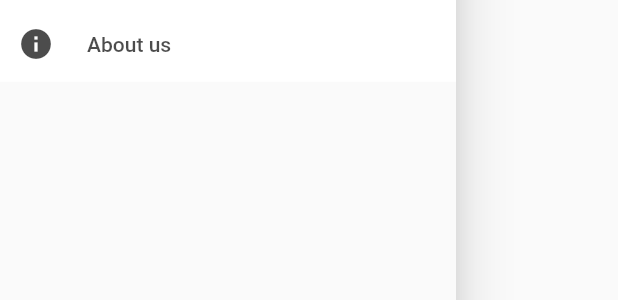
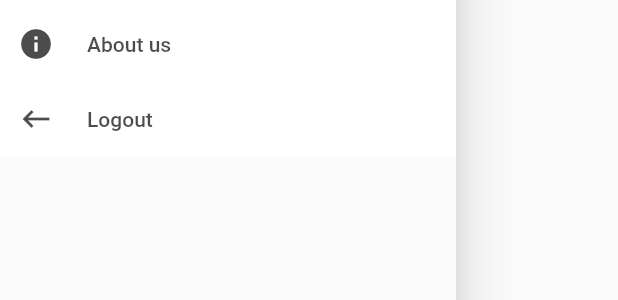
Before and after one commit to ybrut-software/zinotalens, a Flutter app: what navigationDrawer() shows on an empty page, opened directly, on a phone screen of 412 x 824 dp. Shown: the part 772-1072 px from the top of the screen. Run offline on Flutter 3.47's test engine with Material 2 defaults, Android fonts, the phone set to English and light mode, and no system bars; our stand-ins replace badges, carousel_slider, dio, flutter_screenutil, retrofit, shared_preferences and 1 more; missing offline and left inert: flutter_stripe; accounts and stored records are empty; generated files the repository leaves out were written again; network calls fail.

Commit message:
logout button

```diff
--- a/lib/database/temp_storage.dart
+++ b/lib/database/temp_storage.dart
@@ -14,4 +14,10 @@ class TempStorage {
     SharedPreferences preferences = await SharedPreferences.getInstance();
     preferences.setString(authToken, token);
   }
+
+  //clear all data in shared preference
+  static removePreferences() async {
+    SharedPreferences preferences = await SharedPreferences.getInstance();
+    preferences.remove(authToken);
+  }
 }
--- a/lib/provider/auth_provider.dart
+++ b/lib/provider/auth_provider.dart
@@ -64,4 +64,10 @@ class AuthProvider extends ChangeNotifier {
     _authToken = await TempStorage.getAuthToken();
     notifyListeners();
   }
+
+  void clearTokenProvider() {
+    TempStorage.removePreferences();
+    _authToken = "";
+    notifyListeners();
+  }
 }
--- a/lib/widgets/navigation_drawer.dart
+++ b/lib/widgets/navigation_drawer.dart
@@ -1,13 +1,18 @@
 import 'package:flutter/material.dart' hide Colors;
+import 'package:provider/provider.dart';
+import 'package:zinotalens/pages/login_page.dart';
 import 'package:zinotalens/pages/myaddress_page.dart';
 import 'package:zinotalens/pages/myorder_page.dart';
 import 'package:zinotalens/pages/notification_page.dart';
 import 'package:zinotalens/pages/wishlist_page.dart';
+import 'package:zinotalens/provider/auth_provider.dart';
 import 'package:zinotalens/utils/images.dart';
 
 import '../utils/colors.dart';
 
-Widget navigationDrawer(BuildContext context) => Drawer(
+Widget navigationDrawer(BuildContext context) {
+  final provider = Provider.of<AuthProvider>(context);
+  return Drawer(
     child: ListView(
       children: [
         drawerHeader(),
@@ -162,12 +167,35 @@ Widget navigationDrawer(BuildContext context) => Drawer(
                       ),
                     )),
               ),
+              Container(
+                width: double.infinity,
+                height: 50,
+                child: ElevatedButton.icon(
+                    onPressed: () {
+                      Navigator.pop(context);
+                      provider.clearTokenProvider();
+                      Navigator.pushAndRemoveUntil(
+                          context,
+                          MaterialPageRoute(builder: (context) => LoginPage()),
+                          (route) => false);
+                    },
+                    style: buttonStyle(),
+                    icon: icon(Icons.keyboard_backspace),
+                    label: Padding(
+                      padding: EdgeInsets.only(left: 14),
+                      child: Text(
+                        "Logout",
+                        style: textStyle(),
+                      ),
+                    )),
+              ),
             ],
           ),
         )
       ],
     ),
   );
+}
 
 Widget drawerHeader() => DrawerHeader(
       decoration: BoxDecoration(color: Colors.skyBlue),
```
Lines whose indentation alone changed are shown as unchanged.
